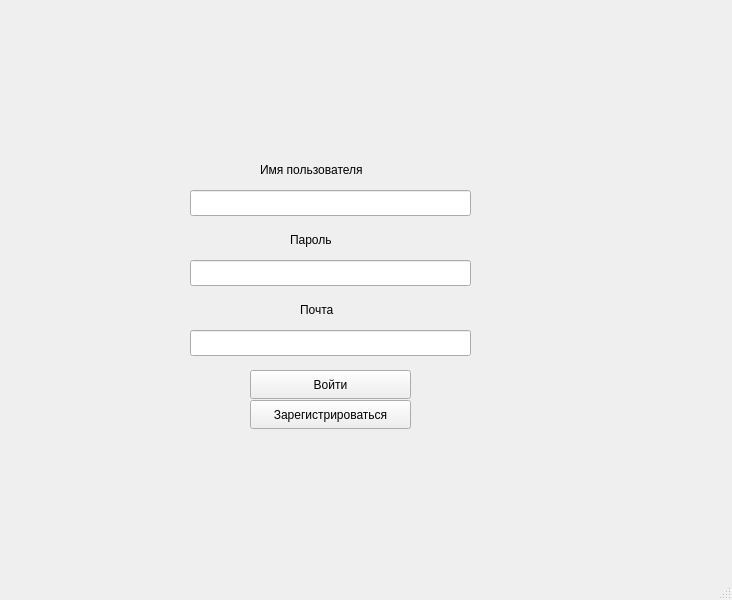
Old version of the form startWindow.ui in the repository Yagiar/OrderManagementSystem.
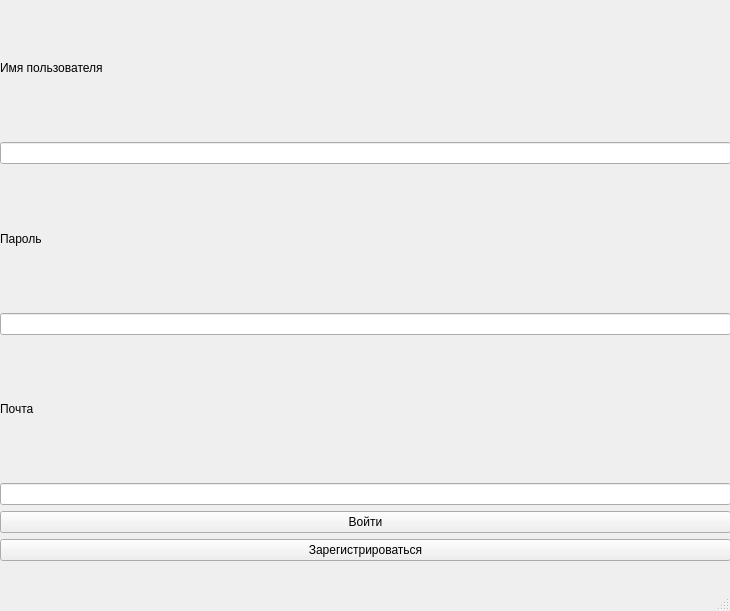
New version of the form.

```diff
--- a/startWindow.ui
+++ b/startWindow.ui
@@ -6,109 +6,73 @@
    <rect>
     <x>0</x>
     <y>0</y>
-    <width>732</width>
-    <height>600</height>
+    <width>730</width>
+    <height>611</height>
    </rect>
   </property>
   <property name="windowTitle">
    <string>MainWindow</string>
   </property>
   <widget class="QWidget" name="centralwidget">
-   <widget class="QLabel" name="labelUsername">
+   <widget class="QWidget" name="gridLayoutWidget">
     <property name="geometry">
      <rect>
-      <x>260</x>
-      <y>160</y>
-      <width>141</width>
-      <height>20</height>
+      <x>0</x>
+      <y>0</y>
+      <width>731</width>
+      <height>561</height>
      </rect>
     </property>
-    <property name="text">
-     <string>Имя пользователя</string>
-    </property>
-   </widget>
-   <widget class="QLabel" name="labelPassword">
-    <property name="geometry">
-     <rect>
-      <x>290</x>
-      <y>230</y>
-      <width>61</width>
-      <height>20</height>
-     </rect>
-    </property>
-    <property name="text">
-     <string>Пароль</string>
-    </property>
-   </widget>
+    <layout class="QGridLayout" name="gridLayout">
+     <item row="4" column="0">
    <widget class="QLabel" name="labelEmail">
-    <property name="geometry">
-     <rect>
-      <x>300</x>
-      <y>300</y>
-      <width>51</width>
-      <height>20</height>
-     </rect>
-    </property>
     <property name="text">
      <string>Почта</string>
     </property>
    </widget>
-   <widget class="QLineEdit" name="tbUsername">
-    <property name="geometry">
-     <rect>
-      <x>190</x>
-      <y>190</y>
-      <width>281</width>
-      <height>26</height>
-     </rect>
-    </property>
-   </widget>
-   <widget class="QLineEdit" name="tbPassword">
-    <property name="geometry">
-     <rect>
-      <x>190</x>
-      <y>260</y>
-      <width>281</width>
-      <height>26</height>
-     </rect>
-    </property>
-   </widget>
-   <widget class="QLineEdit" name="tbEmail">
-    <property name="geometry">
-     <rect>
-      <x>190</x>
-      <y>330</y>
-      <width>281</width>
-      <height>26</height>
-     </rect>
-    </property>
-   </widget>
+     </item>
+     <item row="0" column="0">
+      <widget class="QLabel" name="labelUsername">
+       <property name="enabled">
+        <bool>true</bool>
+       </property>
+       <property name="text">
+        <string>Имя пользователя</string>
+       </property>
+      </widget>
+     </item>
+     <item row="3" column="0">
+      <widget class="QLineEdit" name="tbPassword"/>
+     </item>
+     <item row="6" column="0">
    <widget class="QPushButton" name="butLogin">
-    <property name="geometry">
-     <rect>
-      <x>250</x>
-      <y>370</y>
-      <width>161</width>
-      <height>29</height>
-     </rect>
-    </property>
     <property name="text">
      <string>Войти</string>
     </property>
    </widget>
+     </item>
+     <item row="2" column="0">
+      <widget class="QLabel" name="labelPassword">
+       <property name="text">
+        <string>Пароль</string>
+       </property>
+      </widget>
+     </item>
+     <item row="1" column="0">
+      <widget class="QLineEdit" name="tbUsername"/>
+     </item>
+     <item row="5" column="0">
+      <widget class="QLineEdit" name="tbEmail"/>
+     </item>
+     <item row="7" column="0">
    <widget class="QPushButton" name="butRegistation">
-    <property name="geometry">
-     <rect>
-      <x>250</x>
-      <y>400</y>
-      <width>161</width>
-      <height>29</height>
-     </rect>
-    </property>
     <property name="text">
      <string>Зарегистрироваться</string>
     </property>
    </widget>
+     </item>
+    </layout>
+   </widget>
   </widget>
   <widget class="QMenuBar" name="menubar">
    <property name="geometry">
```
Left out of the diff: 2 changed lines with no effect on the pictures. Lines whose indentation alone changed are shown as unchanged.
